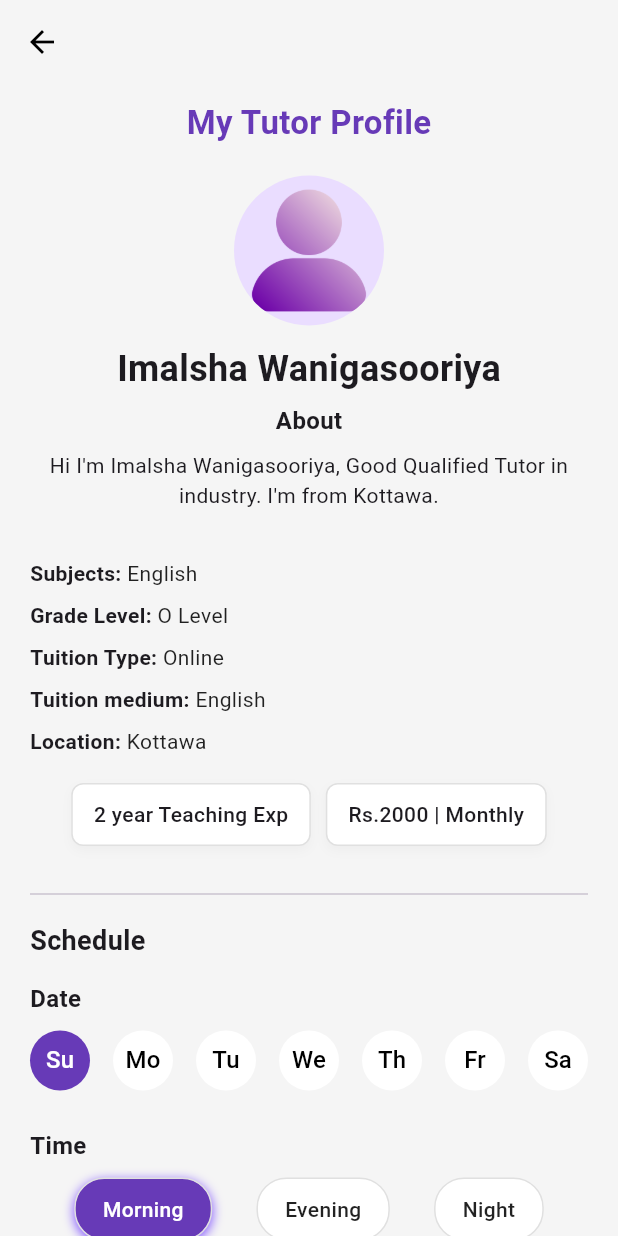
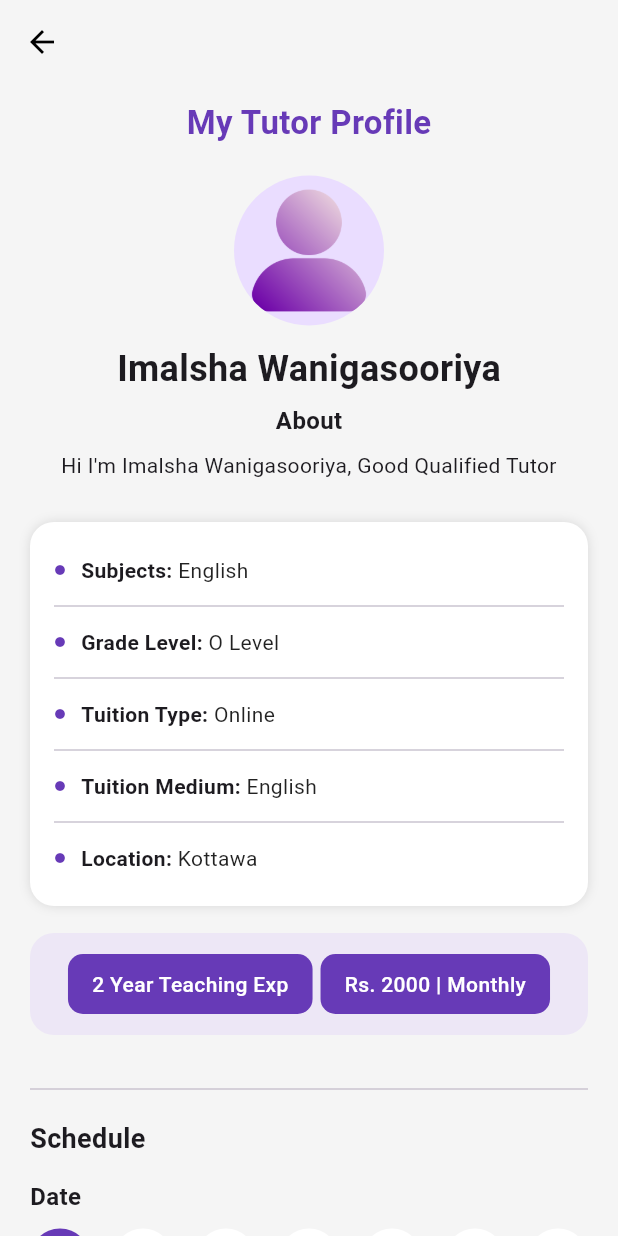
Before and after one commit to Imalsha28/Tutor_Finder, a Flutter app: the MytutorProfile screen opened directly, on a phone screen of 412 x 824 dp. Run offline on Flutter 3.47's test engine with Material 3 defaults, Android fonts, the phone set to English and light mode, and no system bars; our stand-ins replace cloud_firestore, curved_navigation_bar, firebase_auth, firebase_core, flutter_signin_button, google_sign_in and 2 more; accounts and stored records are empty.

Commit message:
did some changes in UI

```diff
--- a/lib/pages/mytutor_profile.dart
+++ b/lib/pages/mytutor_profile.dart
@@ -28,7 +28,7 @@ class MytutorProfile extends StatelessWidget {
             const SizedBox(height: 20),
 
             // Profile image
-            CircleAvatar(
+            const CircleAvatar(
               radius: 50,
               backgroundImage: AssetImage('assets/user1.png'),
             ),
@@ -47,7 +47,7 @@ class MytutorProfile extends StatelessWidget {
             const Padding(
               padding: EdgeInsets.symmetric(vertical: 8.0, horizontal: 12),
               child: Text(
-                "Hi I'm Imalsha Wanigasooriya, Good Qualified Tutor in industry. I'm from Kottawa.",
+                "Hi I'm Imalsha Wanigasooriya, Good Qualified Tutor",
                 textAlign: TextAlign.center,
                 style: TextStyle(height: 1.4),
               ),
@@ -55,34 +55,61 @@ class MytutorProfile extends StatelessWidget {
 
             const SizedBox(height: 20),
 
-            // Info Rows
-            _infoRow("Subjects", "English"),
-            _infoRow("Grade Level", "O Level"),
-            _infoRow("Tuition Type", "Online"),
-            _infoRow("Tuition medium", "English"),
-            _infoRow("Location", "Kottawa"),
-
-            const SizedBox(height: 14),
-
-            // Experience & Fee
-            Row(
-              mainAxisAlignment: MainAxisAlignment.center,
-              children: [
-                _boxText("2 year Teaching Exp"),
-                const SizedBox(width: 10),
-                _boxText("Rs.2000 | Monthly"),
-              ],
+            // Info Box
+            Container(
+              padding: const EdgeInsets.all(16),
+              decoration: BoxDecoration(
+                color: Colors.white,
+                borderRadius: BorderRadius.circular(16),
+                boxShadow: [
+                  BoxShadow(color: Colors.black12, blurRadius: 6),
+                ],
+              ),
+              child: Column(
+                crossAxisAlignment: CrossAxisAlignment.start,
+                children: [
+                  _infoRow("Subjects", "English"),
+                  const Divider(),
+                  _infoRow("Grade Level", "O Level"),
+                  const Divider(),
+                  _infoRow("Tuition Type", "Online"),
+                  const Divider(),
+                  _infoRow("Tuition Medium", "English"),
+                  const Divider(),
+                  _infoRow("Location", "Kottawa"),
+                ],
+              ),
             ),
 
-            const SizedBox(height: 24),
+            const SizedBox(height: 18),
+
+            // Experience & Fee Box
+            Container(
+              padding: const EdgeInsets.symmetric(vertical: 14, horizontal: 20),
+              decoration: BoxDecoration(
+                color: Colors.deepPurple.shade50,
+                borderRadius: BorderRadius.circular(16),
+              ),
+              child: Row(
+                mainAxisAlignment: MainAxisAlignment.spaceEvenly,
+                children: [
+                  _boxText("2 Year Teaching Exp"),
+                  _boxText("Rs. 2000 | Monthly"),
+                ],
+              ),
+            ),
+
+            const SizedBox(height: 28),
             const Divider(thickness: 1),
-            const SizedBox(height: 10),
+            const SizedBox(height: 12),
 
             // Schedule
             const Align(
               alignment: Alignment.centerLeft,
-              child: Text("Schedule",
-                  style: TextStyle(fontWeight: FontWeight.bold, fontSize: 18)),
+              child: Text(
+                "Schedule",
+                style: TextStyle(fontWeight: FontWeight.bold, fontSize: 18),
+              ),
             ),
             const SizedBox(height: 14),
 
@@ -107,11 +134,15 @@ class MytutorProfile extends StatelessWidget {
 
   Widget _infoRow(String title, String value) {
     return Padding(
-      padding: const EdgeInsets.symmetric(vertical: 4.0),
+      padding: const EdgeInsets.symmetric(vertical: 6.0),
       child: Row(
-        crossAxisAlignment: CrossAxisAlignment.start,
         children: [
-          Text("$title: ", style: const TextStyle(fontWeight: FontWeight.w600)),
+          Icon(Icons.circle, size: 8, color: Colors.deepPurple),
+          const SizedBox(width: 10),
+          Text(
+            "$title: ",
+            style: const TextStyle(fontWeight: FontWeight.w600),
+          ),
           Expanded(
             child: Text(value, style: const TextStyle(color: Colors.black87)),
           ),
@@ -122,22 +153,17 @@ class MytutorProfile extends StatelessWidget {
 
   Widget _boxText(String text) {
     return Container(
-      padding: const EdgeInsets.symmetric(horizontal: 14, vertical: 10),
+      padding: const EdgeInsets.symmetric(horizontal: 16, vertical: 10),
       decoration: BoxDecoration(
-        color: Colors.white,
-        border: Border.all(color: Colors.grey.shade300),
-        borderRadius: BorderRadius.circular(8),
-        boxShadow: [
-          BoxShadow(
-            color: Colors.grey.shade200,
-            blurRadius: 5,
-            offset: const Offset(0, 3),
-          )
-        ],
+        color: Colors.deepPurple,
+        borderRadius: BorderRadius.circular(10),
       ),
       child: Text(
         text,
-        style: const TextStyle(fontWeight: FontWeight.w500),
+        style: const TextStyle(
+          fontWeight: FontWeight.w500,
+          color: Colors.white,
+        ),
       ),
     );
   }
```
Also changed, not shown: lib/pages/pick/alex.dart (+30 -13 lines), lib/pages/pick/lumi.dart (+34 -17 lines).
